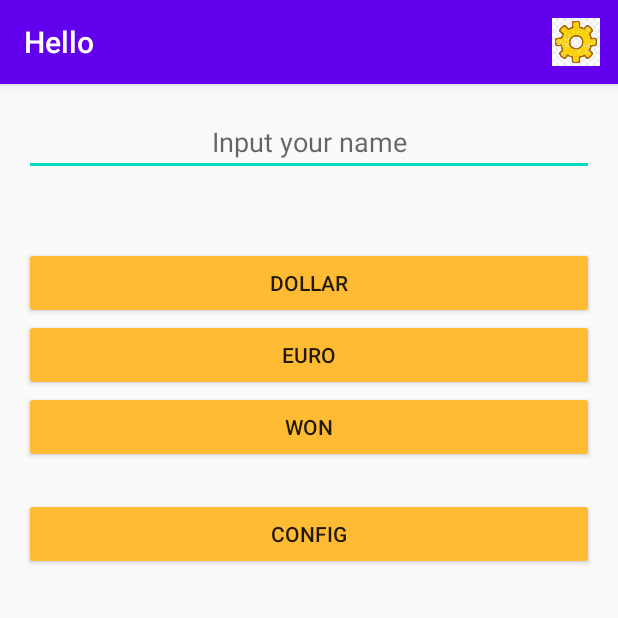
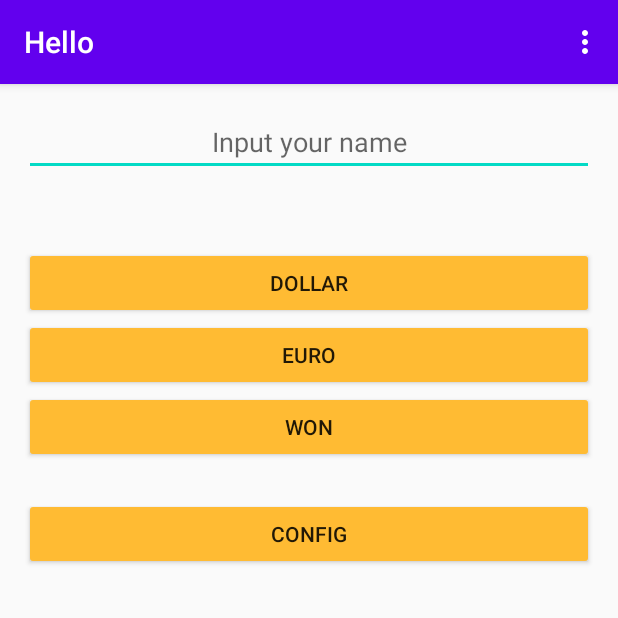
Before and after one commit to zshenf190882/FirstApp, an Android app: the screen it shows after launch (RateActivity), on a phone screen of 412 x 824 dp, the top half of it. Run offline under Robolectric (Android 15) with nearby library versions, the phone set to English and light mode, and no system bars.

Commit message:
简单列表的实现

```diff
--- a/app/src/main/res/menu/rate.xml
+++ b/app/src/main/res/menu/rate.xml
@@ -6,5 +6,10 @@
         android:id="@+id/menu_set"
         android:icon="@mipmap/setting"
         android:title="@string/action_settings"
-        app:showAsAction="always" />
+        app:showAsAction="never" />
+    <item
+        android:id="@+id/open_list"
+        android:icon="@mipmap/setting"
+        android:title="@string/label_open_list"
+        app:showAsAction="never" />
 </menu>
--- a/app/src/main/res/values/strings.xml
+++ b/app/src/main/res/values/strings.xml
@@ -31,5 +31,7 @@
     <string name="rmb_hint" translatable="false">Input RMB</string>
     <string name="btn_opencfg_label" translatable="false">Config</string>
     <string name="btn_save_label" translatable="false">Save</string>
+    <string name="menu_set_label" translatable="false" />
+    <string name="label_open_list" translatable="false">OpenList</string>
 
 </resources>
```
Also changed, not shown: app/src/main/AndroidManifest.xml (+11 -14 lines), app/src/main/java/com/example/firstapp/RateActivity.java (+7 -4 lines), app/src/main/java/com/example/firstapp/RateListActivity.java (added, +20 -0 lines), app/src/main/res/layout/activity_rate_list.xml (added, +9 -0 lines).
